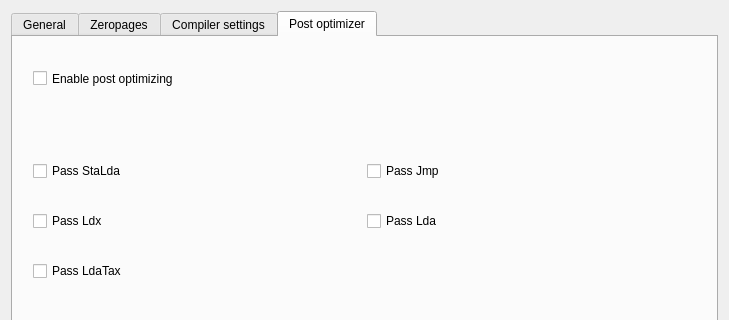
Above: source/dialogprojectsettings.ui from leuat/TRSE before the change; both pictures show x 0 to 729 and y 0 to 320 of the 729 by 555 pixel window. Below: the same form after it.
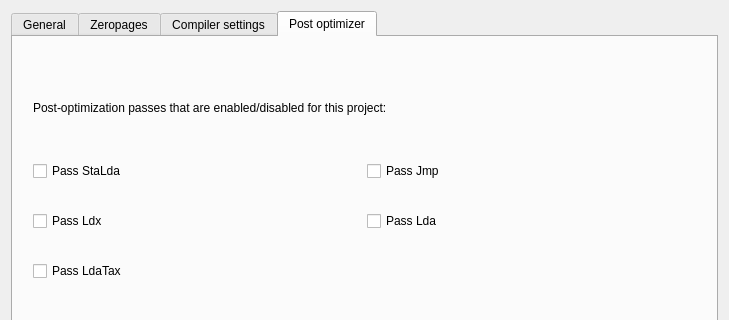
That is the form after the change. The open tabs and pages were chosen to show the change.

Commit message: Post optimizer options and bugfix

The edit to the form file:
```diff
--- a/source/dialogprojectsettings.ui
+++ b/source/dialogprojectsettings.ui
@@ -439,17 +439,17 @@
           </item>
          </layout>
         </widget>
-        <widget class="QCheckBox" name="chkPOEnabled">
+        <widget class="QLabel" name="label_3">
          <property name="geometry">
           <rect>
            <x>20</x>
-           <y>30</y>
-           <width>659</width>
-           <height>23</height>
+           <y>50</y>
+           <width>501</width>
+           <height>41</height>
           </rect>
          </property>
          <property name="text">
-          <string>Enable post optimizing</string>
+          <string>Post-optimization passes that are enabled/disabled for this project:</string>
          </property>
         </widget>
        </widget>
```
The commit also changes 4 other files.
